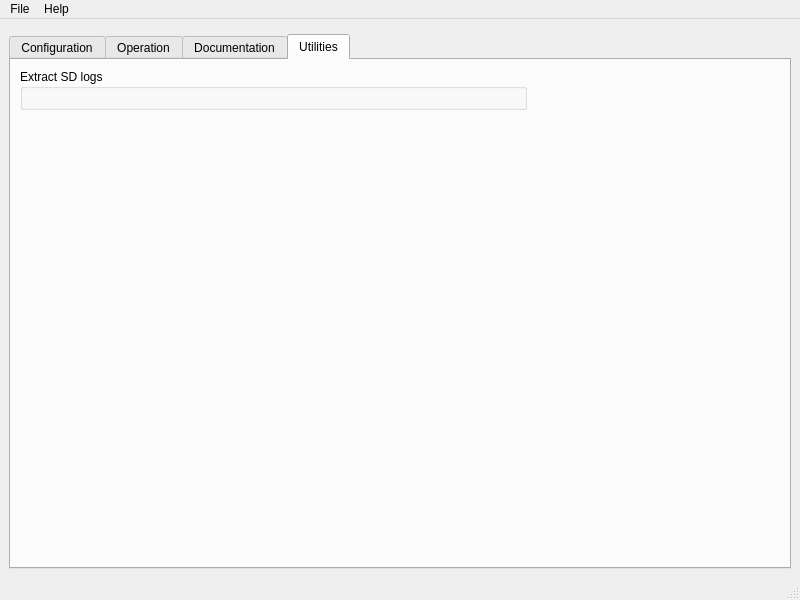
Above: sw/supervision/python/ui/ui_supervision_window.ui from paparazzi/paparazzi before the change. Below: the same form after it.
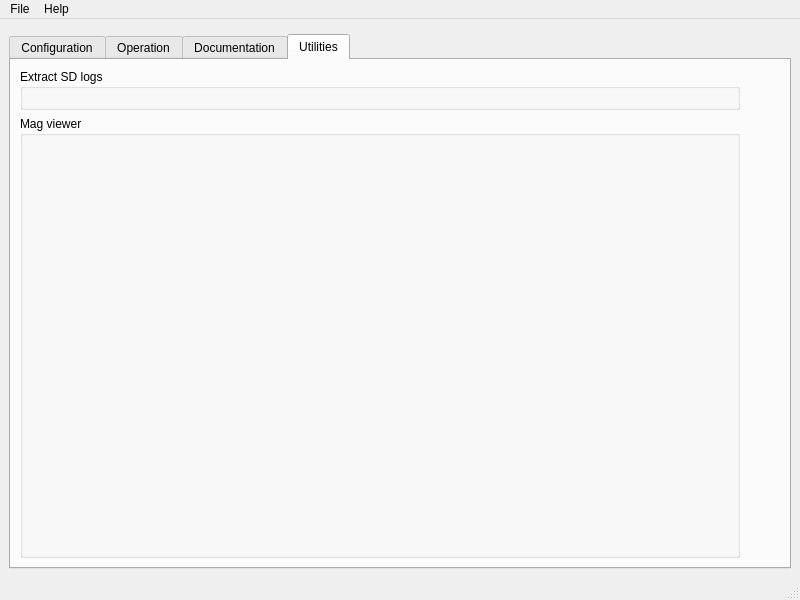
That is the form after the change. The open tabs and pages were chosen to show the change. Custom widgets are drawn as their Qt base class.

Commit message: [supervision] Add raw mag viewer tool

What changed in the file:
```diff
--- a/sw/supervision/python/ui/ui_supervision_window.ui
+++ b/sw/supervision/python/ui/ui_supervision_window.ui
@@ -42,19 +42,7 @@
        <attribute name="title">
         <string>Utilities</string>
        </attribute>
-       <layout class="QGridLayout" name="gridLayout" rowstretch="0,0" columnstretch="2,1">
-        <item row="0" column="0">
-         <widget class="QGroupBox" name="groupBox">
-          <property name="title">
-           <string>Extract SD logs</string>
-          </property>
-          <layout class="QVBoxLayout" name="verticalLayout_2">
-           <item>
-            <widget class="LogWidget" name="log_widget" native="true"/>
-           </item>
-          </layout>
-         </widget>
-        </item>
+       <layout class="QGridLayout" name="gridLayout" rowstretch="0,0" columnstretch="2,0">
         <item row="0" column="1">
          <spacer name="horizontalSpacer">
           <property name="orientation">
@@ -69,17 +57,34 @@
          </spacer>
         </item>
         <item row="1" column="0">
-         <spacer name="verticalSpacer">
-          <property name="orientation">
-           <enum>Qt::Vertical</enum>
+         <widget class="QGroupBox" name="groupBox_2">
+          <property name="sizePolicy">
+           <sizepolicy hsizetype="Preferred" vsizetype="Expanding">
+            <horstretch>0</horstretch>
+            <verstretch>0</verstretch>
+           </sizepolicy>
           </property>
-          <property name="sizeHint" stdset="0">
-           <size>
-            <width>20</width>
-            <height>40</height>
-           </size>
+          <property name="title">
+           <string>Mag viewer</string>
           </property>
-         </spacer>
+          <layout class="QVBoxLayout" name="verticalLayout_3">
+           <item>
+            <widget class="MagViewer" name="magviewer_widget" native="true"/>
+           </item>
+          </layout>
+         </widget>
+        </item>
+        <item row="0" column="0">
+         <widget class="QGroupBox" name="groupBox">
+          <property name="title">
+           <string>Extract SD logs</string>
+          </property>
+          <layout class="QVBoxLayout" name="verticalLayout_2">
+           <item>
+            <widget class="LogWidget" name="log_widget" native="true"/>
+           </item>
+          </layout>
+         </widget>
         </item>
        </layout>
       </widget>
@@ -154,6 +159,12 @@
    <header>log_widget.h</header>
    <container>1</container>
   </customwidget>
+  <customwidget>
+   <class>MagViewer</class>
+   <extends>QWidget</extends>
+   <header>mag_viewer.h</header>
+   <container>1</container>
+  </customwidget>
  </customwidgets>
  <resources/>
  <connections/>
```
Left out of the diff: 2 changed lines with no effect on the pictures. The commit also changes 4 other files.
